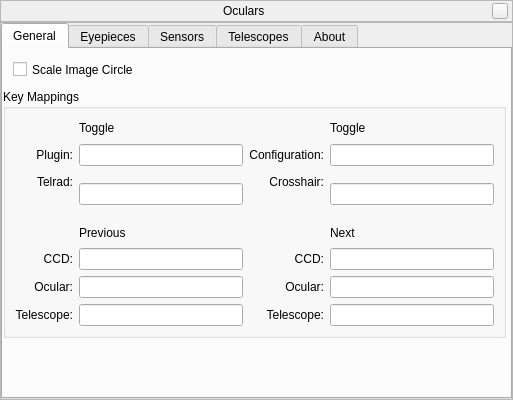
Old version of the form plugins/Oculars/src/gui/ocularDialog.ui in the repository 519984307/stellarium_src.
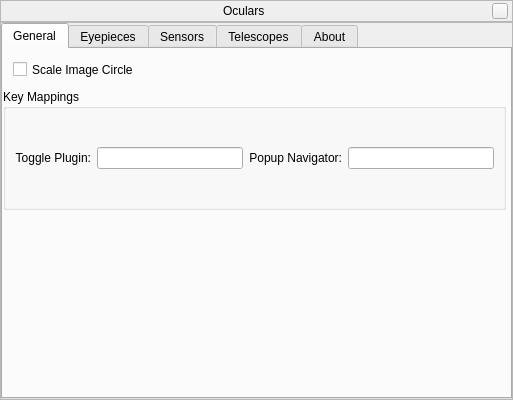
New version of the form. The open tabs and pages were chosen to show the change. Custom widgets are drawn as their Qt base class.

Commit message: Updated the UI for key bindings. Updated the ini file for key bindings.

```diff
--- a/plugins/Oculars/src/gui/ocularDialog.ui
+++ b/plugins/Oculars/src/gui/ocularDialog.ui
@@ -178,38 +178,24 @@
             <x>0</x>
             <y>40</y>
             <width>503</width>
-            <height>249</height>
+            <height>121</height>
            </rect>
           </property>
           <property name="title">
            <string>Key Mappings</string>
           </property>
           <layout class="QGridLayout" name="gridLayout_2">
-           <item row="0" column="1">
-            <widget class="QLabel" name="label_24">
-             <property name="text">
-              <string>Toggle</string>
-             </property>
-            </widget>
-           </item>
-           <item row="0" column="3">
-            <widget class="QLabel" name="label_25">
-             <property name="text">
-              <string>Toggle</string>
-             </property>
-            </widget>
-           </item>
-           <item row="1" column="0">
+           <item row="0" column="0">
             <widget class="QLabel" name="label_11">
              <property name="text">
-              <string>Plugin:</string>
+              <string>Toggle Plugin:</string>
              </property>
              <property name="alignment">
               <set>Qt::AlignRight|Qt::AlignTrailing|Qt::AlignVCenter</set>
              </property>
             </widget>
            </item>
-           <item row="1" column="1">
+           <item row="0" column="1">
             <widget class="QLineEdit" name="togglePluginLineEdit">
              <property name="sizePolicy">
               <sizepolicy hsizetype="Expanding" vsizetype="Fixed">
@@ -231,18 +217,18 @@
              </property>
             </widget>
            </item>
-           <item row="1" column="2">
+           <item row="0" column="2">
             <widget class="QLabel" name="label_13">
              <property name="text">
-              <string>Configuration:</string>
+              <string>Popup Navigator:</string>
              </property>
              <property name="alignment">
               <set>Qt::AlignRight|Qt::AlignTrailing|Qt::AlignVCenter</set>
              </property>
             </widget>
            </item>
-           <item row="1" column="3">
-            <widget class="QLineEdit" name="toggleConfigWindowLineEdit">
+           <item row="0" column="3">
+            <widget class="QLineEdit" name="togglePopupNavigatorWindowLineEdit">
              <property name="sizePolicy">
               <sizepolicy hsizetype="Expanding" vsizetype="Fixed">
                <horstretch>0</horstretch>
@@ -260,273 +246,6 @@
              </property>
             </widget>
            </item>
-           <item row="2" column="0">
-            <widget class="QLabel" name="label_14">
-             <property name="text">
-              <string>Telrad:</string>
-             </property>
-             <property name="alignment">
-              <set>Qt::AlignRight|Qt::AlignTrailing|Qt::AlignVCenter</set>
-             </property>
-            </widget>
-           </item>
-           <item row="2" column="1" rowspan="2">
-            <widget class="QLineEdit" name="toggleTelradLineEdit">
-             <property name="sizePolicy">
-              <sizepolicy hsizetype="Expanding" vsizetype="Fixed">
-               <horstretch>0</horstretch>
-               <verstretch>0</verstretch>
-              </sizepolicy>
-             </property>
-             <property name="baseSize">
-              <size>
-               <width>100</width>
-               <height>22</height>
-              </size>
-             </property>
-             <property name="maxLength">
-              <number>50</number>
-             </property>
-            </widget>
-           </item>
-           <item row="2" column="2">
-            <widget class="QLabel" name="label_15">
-             <property name="text">
-              <string>Crosshair:</string>
-             </property>
-             <property name="alignment">
-              <set>Qt::AlignRight|Qt::AlignTrailing|Qt::AlignVCenter</set>
-             </property>
-            </widget>
-           </item>
-           <item row="2" column="3" rowspan="2">
-            <widget class="QLineEdit" name="toggleCrosshairLineEdit">
-             <property name="sizePolicy">
-              <sizepolicy hsizetype="Expanding" vsizetype="Fixed">
-               <horstretch>0</horstretch>
-               <verstretch>0</verstretch>
-              </sizepolicy>
-             </property>
-             <property name="baseSize">
-              <size>
-               <width>100</width>
-               <height>22</height>
-              </size>
-             </property>
-             <property name="text">
-              <string/>
-             </property>
-             <property name="maxLength">
-              <number>50</number>
-             </property>
-            </widget>
-           </item>
-           <item row="4" column="1">
-            <widget class="QLabel" name="label_22">
-             <property name="text">
-              <string>Previous</string>
-             </property>
-            </widget>
-           </item>
-           <item row="4" column="3">
-            <widget class="QLabel" name="label_23">
-             <property name="text">
-              <string>Next</string>
-             </property>
-            </widget>
-           </item>
-           <item row="5" column="0">
-            <widget class="QLabel" name="label_16">
-             <property name="text">
-              <string>CCD:</string>
-             </property>
-             <property name="alignment">
-              <set>Qt::AlignRight|Qt::AlignTrailing|Qt::AlignVCenter</set>
-             </property>
-            </widget>
-           </item>
-           <item row="5" column="1">
-            <widget class="QLineEdit" name="previousCCDLineEdit">
-             <property name="sizePolicy">
-              <sizepolicy hsizetype="Expanding" vsizetype="Fixed">
-               <horstretch>0</horstretch>
-               <verstretch>0</verstretch>
-              </sizepolicy>
-             </property>
-             <property name="baseSize">
-              <size>
-               <width>100</width>
-               <height>22</height>
-              </size>
-             </property>
-             <property name="text">
-              <string/>
-             </property>
-             <property name="maxLength">
-              <number>50</number>
-             </property>
-            </widget>
-           </item>
-           <item row="5" column="3">
-            <widget class="QLineEdit" name="nextCCDLineEdit">
-             <property name="sizePolicy">
-              <sizepolicy hsizetype="Expanding" vsizetype="Fixed">
-               <horstretch>0</horstretch>
-               <verstretch>0</verstretch>
-              </sizepolicy>
-             </property>
-             <property name="baseSize">
-              <size>
-               <width>100</width>
-               <height>22</height>
-              </size>
-             </property>
-             <property name="text">
-              <string/>
-             </property>
-             <property name="maxLength">
-              <number>50</number>
-             </property>
-            </widget>
-           </item>
-           <item row="6" column="0">
-            <widget class="QLabel" name="label_18">
-             <property name="text">
-              <string>Ocular:</string>
-             </property>
-             <property name="alignment">
-              <set>Qt::AlignRight|Qt::AlignTrailing|Qt::AlignVCenter</set>
-             </property>
-            </widget>
-           </item>
-           <item row="6" column="1">
-            <widget class="QLineEdit" name="previousOcularLineEdit">
-             <property name="sizePolicy">
-              <sizepolicy hsizetype="Expanding" vsizetype="Fixed">
-               <horstretch>0</horstretch>
-               <verstretch>0</verstretch>
-              </sizepolicy>
-             </property>
-             <property name="baseSize">
-              <size>
-               <width>100</width>
-               <height>22</height>
-              </size>
-             </property>
-             <property name="text">
-              <string/>
-             </property>
-             <property name="maxLength">
-              <number>50</number>
-             </property>
-            </widget>
-           </item>
-           <item row="6" column="3">
-            <widget class="QLineEdit" name="nextOcularLineEdit">
-             <property name="sizePolicy">
-              <sizepolicy hsizetype="Expanding" vsizetype="Fixed">
-               <horstretch>0</horstretch>
-               <verstretch>0</verstretch>
-              </sizepolicy>
-             </property>
-             <property name="baseSize">
-              <size>
-               <width>100</width>
-               <height>22</height>
-              </size>
-             </property>
-             <property name="text">
-              <string/>
-             </property>
-             <property name="maxLength">
-              <number>50</number>
-             </property>
-            </widget>
-           </item>
-           <item row="7" column="0">
-            <widget class="QLabel" name="label_20">
-             <property name="text">
-              <string>Telescope:</string>
-             </property>
-             <property name="alignment">
-              <set>Qt::AlignRight|Qt::AlignTrailing|Qt::AlignVCenter</set>
-             </property>
-            </widget>
-           </item>
-           <item row="7" column="1">
-            <widget class="QLineEdit" name="previousTelescopeLineEdit">
-             <property name="sizePolicy">
-              <sizepolicy hsizetype="Expanding" vsizetype="Fixed">
-               <horstretch>0</horstretch>
-               <verstretch>0</verstretch>
-              </sizepolicy>
-             </property>
-             <property name="baseSize">
-              <size>
-               <width>100</width>
-               <height>22</height>
-              </size>
-             </property>
-             <property name="text">
-              <string/>
-             </property>
-             <property name="maxLength">
-              <number>50</number>
-             </property>
-            </widget>
-           </item>
-           <item row="7" column="3">
-            <widget class="QLineEdit" name="nextTelescopeLineEdit">
-             <property name="sizePolicy">
-              <sizepolicy hsizetype="Expanding" vsizetype="Fixed">
-               <horstretch>0</horstretch>
-               <verstretch>0</verstretch>
-              </sizepolicy>
-             </property>
-             <property name="baseSize">
-              <size>
-               <width>100</width>
-               <height>22</height>
-              </size>
-             </property>
-             <property name="text">
-              <string/>
-             </property>
-             <property name="maxLength">
-              <number>50</number>
-             </property>
-            </widget>
-           </item>
-           <item row="7" column="2">
-            <widget class="QLabel" name="label_21">
-             <property name="text">
-              <string>Telescope:</string>
-             </property>
-             <property name="alignment">
-              <set>Qt::AlignRight|Qt::AlignTrailing|Qt::AlignVCenter</set>
-             </property>
-            </widget>
-           </item>
-           <item row="6" column="2">
-            <widget class="QLabel" name="label_19">
-             <property name="text">
-              <string>Ocular:</string>
-             </property>
-             <property name="alignment">
-              <set>Qt::AlignRight|Qt::AlignTrailing|Qt::AlignVCenter</set>
-             </property>
-            </widget>
-           </item>
-           <item row="5" column="2">
-            <widget class="QLabel" name="label_17">
-             <property name="text">
-              <string>CCD:</string>
-             </property>
-             <property name="alignment">
-              <set>Qt::AlignRight|Qt::AlignTrailing|Qt::AlignVCenter</set>
-             </property>
-            </widget>
-           </item>
           </layout>
          </widget>
         </widget>
```
Left out of the diff: 2 changed lines with no effect on the pictures. The commit also changes 4 other files.
